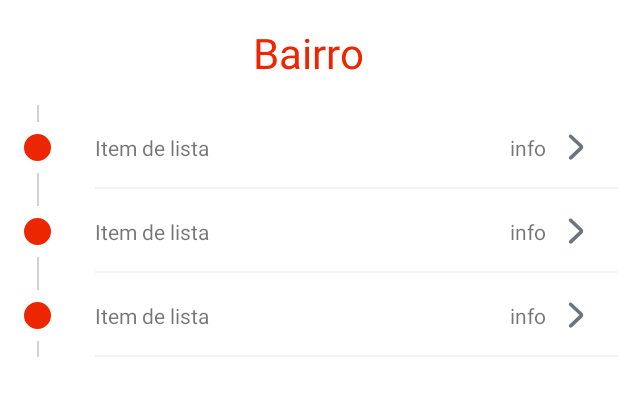
After one commit to Arthur-Maciel/AppAndroidHackatona2019, an Android app: the layout activity_form.xml on its own in the app's theme, with its tools: preview values and no code run, on a phone screen of 412 x 824 dp. The commit adds this screen. Shown: the top 396 px of the screen. Run offline under Robolectric (Android 15) with nearby library versions, the phone set to English and light mode, and no system bars.

Commit message:
Funcao do click nas bolinhas funcionou

```diff
--- a/app/src/main/AndroidManifest.xml
+++ b/app/src/main/AndroidManifest.xml
@@ -19,6 +19,7 @@
         android:roundIcon="@mipmap/ic_launcher_round"
         android:supportsRtl="true"
         android:theme="@style/Theme.AppCompat.Light.NoActionBar">
+        <activity android:name=".FormActivity"></activity>
         <activity android:name=".ComentarioActivity" />
         <activity android:name=".HistoricoActivity" />
         <activity android:name=".RecursosActivity" />
--- /dev/null
+++ b/app/src/main/java/br/com/southsystem/hackatona2019/FormActivity.kt
@@ -0,0 +1,12 @@
+package br.com.southsystem.hackatona2019
+
+import androidx.appcompat.app.AppCompatActivity
+import android.os.Bundle
+
+class FormActivity : AppCompatActivity() {
+
+    override fun onCreate(savedInstanceState: Bundle?) {
+        super.onCreate(savedInstanceState)
+        setContentView(R.layout.activity_form)
+    }
+}
--- a/app/src/main/java/br/com/southsystem/hackatona2019/MainActivity.kt
+++ b/app/src/main/java/br/com/southsystem/hackatona2019/MainActivity.kt
@@ -134,15 +134,9 @@ class MainActivity : AppCompatActivity(), OnMapReadyCallback {
         areas.put(circleObj, it!!)
     }
 
-//    fun nextActivity(view: View) {
-//        val viewModel = ViewModelProviders.of(this).get(DadosViewModel::class.java)
-//        viewModel.dadosLiveData.observe(this, Observer {
-//            it?.let { dados ->
-//                intent = Intent(this, DadosLocalidadeActivity::class.java).putExtra("dados", it[1])
-//                startActivity(intent)
-//            }
-//        })
-//        viewModel.getDados()
-//    }
+    fun nextActivity(view: View) {
+        intent = Intent(this, DadosLocalidadeActivity::class.java)
+        startActivity(intent)
+    }
 
 }
--- /dev/null
+++ b/app/src/main/res/layout/activity_form.xml
@@ -0,0 +1,28 @@
+<?xml version="1.0" encoding="utf-8"?>
+<LinearLayout xmlns:android="http://schemas.android.com/apk/res/android"
+    xmlns:tools="http://schemas.android.com/tools"
+    android:layout_width="match_parent"
+    android:layout_height="match_parent"
+    android:background="#FFFFFF"
+    android:orientation="vertical"
+    tools:context=".DadosLocalidadeActivity">
+
+    <TextView
+        android:layout_width="wrap_content"
+        android:layout_height="wrap_content"
+        android:layout_gravity="center"
+        android:layout_marginLeft="16dp"
+        android:layout_marginTop="16dp"
+        android:layout_marginRight="16dp"
+        android:text="Bairro"
+        android:textAlignment="center"
+        android:textColor="#ED2602"
+        android:textSize="28dp" />
+
+    <androidx.recyclerview.widget.RecyclerView
+        android:id="@+id/dadosLocalidade_recycler"
+        android:layout_width="match_parent"
+        android:layout_height="wrap_content"
+        android:layout_marginTop="16dp"
+        tools:listitem="@layout/item_lista" />
+</LinearLayout>
```
Also changed, not shown: 119 other files. Lines whose indentation alone changed are shown as unchanged.
